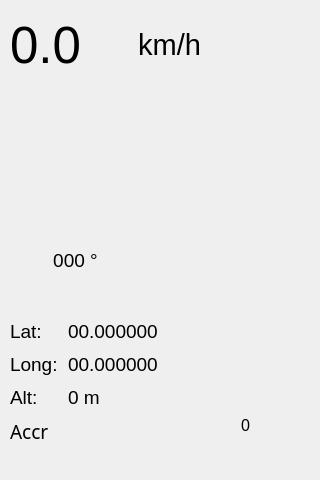
Before: the Qt Designer form instrumentCluster/mainwindow.ui in lassesuomela/bikeComputer, drawn with Qt 5.
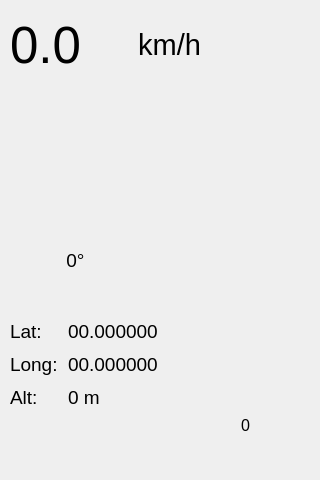
After: the same form once the commit is applied. Icons and pictures are not drawn.

Commit message: layout changes, removed ' ' from heading value

```diff
--- a/instrumentCluster/mainwindow.ui
+++ b/instrumentCluster/mainwindow.ui
@@ -90,7 +90,7 @@
      <rect>
       <x>10</x>
       <y>320</y>
-      <width>171</width>
+      <width>191</width>
       <height>124</height>
      </rect>
     </property>
@@ -173,35 +173,6 @@
        </property>
       </widget>
      </item>
-     <item row="3" column="0">
-      <widget class="QLabel" name="accLabel">
-       <property name="font">
-        <font>
-         <family>Franklin Gothic Book</family>
-         <pointsize>14</pointsize>
-        </font>
-       </property>
-       <property name="text">
-        <string>Accr</string>
-       </property>
-      </widget>
-     </item>
-     <item row="3" column="1">
-      <widget class="QLabel" name="accValue">
-       <property name="font">
-        <font>
-         <family>Franklin Gothic Book</family>
-         <pointsize>14</pointsize>
-        </font>
-       </property>
-       <property name="styleSheet">
-        <string notr="true"/>
-       </property>
-       <property name="text">
-        <string/>
-       </property>
-      </widget>
-     </item>
     </layout>
    </widget>
    <widget class="QLabel" name="satImage">
@@ -262,12 +233,33 @@
      </font>
     </property>
     <property name="text">
-     <string>000 °</string>
+     <string>0°</string>
     </property>
     <property name="alignment">
      <set>Qt::AlignCenter</set>
     </property>
    </widget>
+   <widget class="QLabel" name="accValue">
+    <property name="geometry">
+     <rect>
+      <x>260</x>
+      <y>10</y>
+      <width>51</width>
+      <height>41</height>
+     </rect>
+    </property>
+    <property name="font">
+     <font>
+      <pointsize>14</pointsize>
+     </font>
+    </property>
+    <property name="styleSheet">
+     <string notr="true"/>
+    </property>
+    <property name="text">
+     <string/>
+    </property>
+   </widget>
   </widget>
  </widget>
  <resources>
```
The commit also changes 1 other file.
